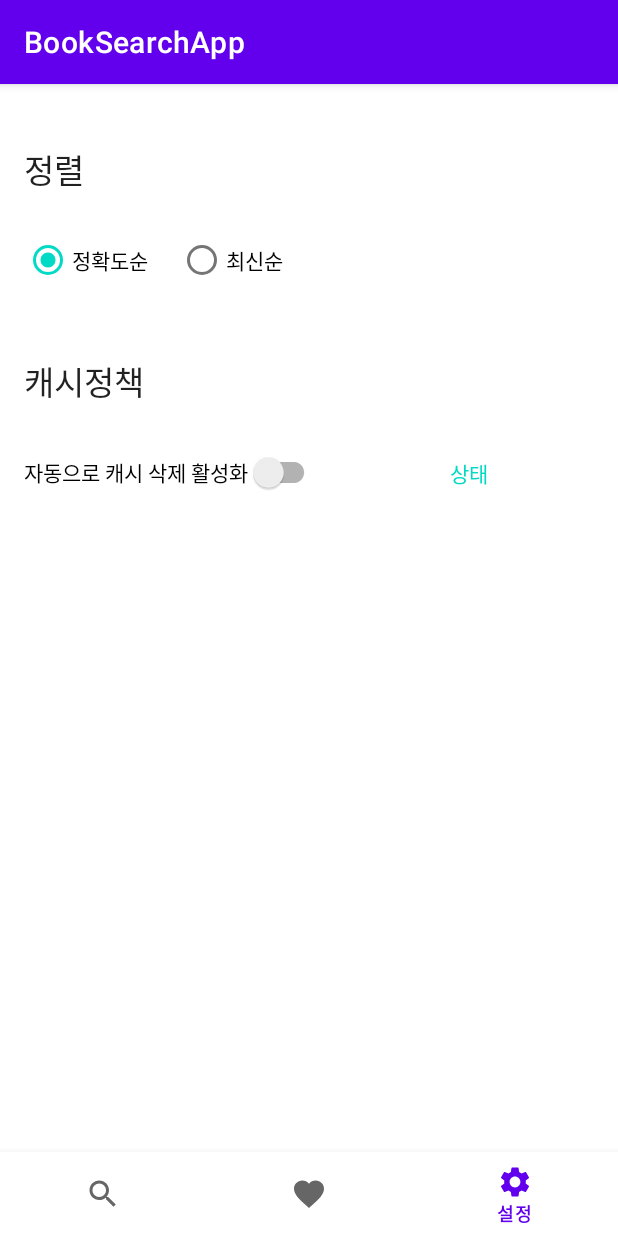
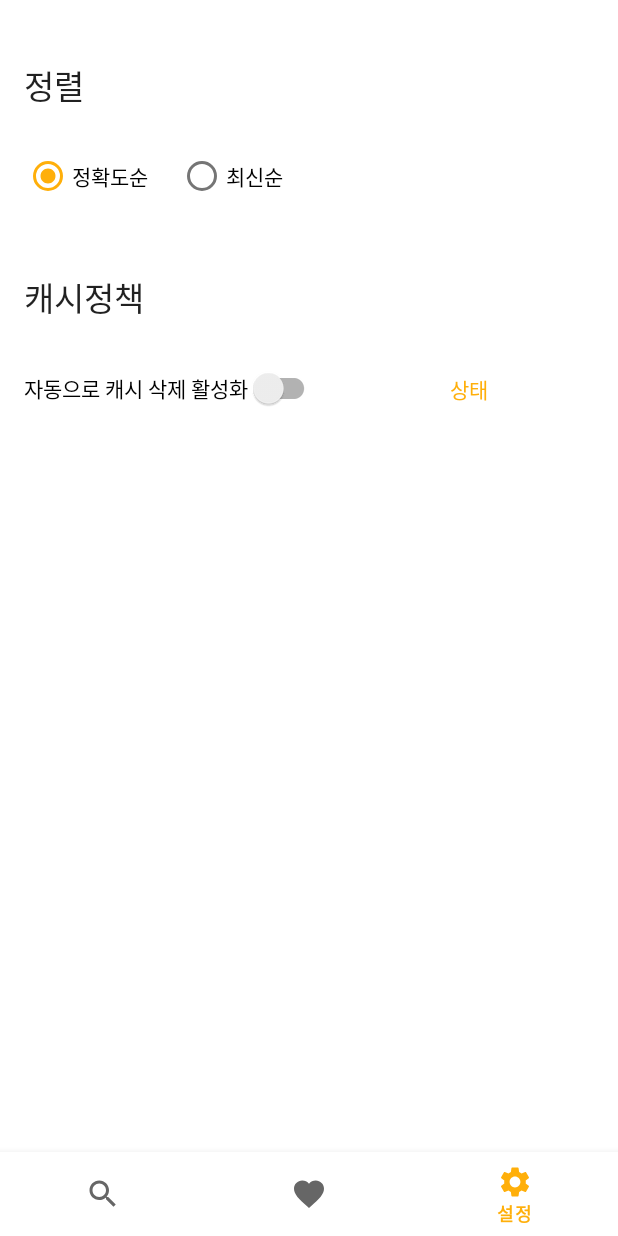
Before and after one commit to jminie-o8o/BookSearchApp, an Android app: the SettingFragment screen opened through its navigation route, on a phone screen of 412 x 824 dp. Run offline under Robolectric (Android 15) with nearby library versions, the phone set to English and light mode, and no system bars; our stand-ins replace Dagger/Hilt's generated code, navigation-ui, paging; 1 statement that could not run was skipped.

Commit message:
feat: 앱 테마 색 변경 및 다크모드 색 구현

```diff
--- a/app/src/main/res/layout/fragment_setting.xml
+++ b/app/src/main/res/layout/fragment_setting.xml
@@ -75,7 +75,7 @@
         android:layout_height="wrap_content"
         android:layout_marginTop="34dp"
         android:text="상태"
-        android:textColor="@color/teal_200"
+        android:textColor="@color/main_color"
         app:layout_constraintEnd_toEndOf="parent"
         app:layout_constraintStart_toEndOf="@id/sw_cache_delete"
         app:layout_constraintTop_toBottomOf="@id/tv_title_cache" />
--- a/app/src/main/res/values-night/themes.xml
+++ b/app/src/main/res/values-night/themes.xml
@@ -1,14 +1,14 @@
 <resources xmlns:tools="http://schemas.android.com/tools">
     <!-- Base application theme. -->
-    <style name="Theme.BookSearchApp" parent="Theme.MaterialComponents.DayNight.DarkActionBar">
+    <style name="Theme.BookSearchApp" parent="Theme.MaterialComponents.DayNight.NoActionBar">
         <!-- Primary brand color. -->
-        <item name="colorPrimary">@color/purple_200</item>
-        <item name="colorPrimaryVariant">@color/purple_700</item>
-        <item name="colorOnPrimary">@color/black</item>
+        <item name="colorPrimary">@color/main_color</item>
+        <item name="colorPrimaryVariant">@color/main_color_deep</item>
+        <item name="colorOnPrimary">@color/week_black</item>
         <!-- Secondary brand color. -->
-        <item name="colorSecondary">@color/teal_200</item>
-        <item name="colorSecondaryVariant">@color/teal_200</item>
-        <item name="colorOnSecondary">@color/black</item>
+        <item name="colorSecondary">@color/main_color</item>
+        <item name="colorSecondaryVariant">@color/main_color</item>
+        <item name="colorOnSecondary">@color/week_black</item>
         <!-- Status bar color. -->
         <item name="android:statusBarColor" tools:targetApi="l">?attr/colorPrimaryVariant</item>
         <!-- Customize your theme here. -->
--- a/app/src/main/res/values/colors.xml
+++ b/app/src/main/res/values/colors.xml
@@ -6,5 +6,8 @@
     <color name="teal_200">#FF03DAC5</color>
     <color name="teal_700">#FF018786</color>
     <color name="black">#FF000000</color>
+    <color name="week_black">#3c3c3c</color>
     <color name="white">#FFFFFFFF</color>
+    <color name="main_color">#FFAF0A</color>
+    <color name="main_color_deep">#FF8200</color>
 </resources>
--- a/app/src/main/res/values/themes.xml
+++ b/app/src/main/res/values/themes.xml
@@ -1,13 +1,13 @@
 <resources xmlns:tools="http://schemas.android.com/tools">
     <!-- Base application theme. -->
-    <style name="Theme.BookSearchApp" parent="Theme.MaterialComponents.DayNight.DarkActionBar">
+    <style name="Theme.BookSearchApp" parent="Theme.MaterialComponents.DayNight.NoActionBar">
         <!-- Primary brand color. -->
-        <item name="colorPrimary">@color/purple_500</item>
-        <item name="colorPrimaryVariant">@color/purple_700</item>
+        <item name="colorPrimary">@color/main_color</item>
+        <item name="colorPrimaryVariant">@color/main_color</item>
         <item name="colorOnPrimary">@color/white</item>
         <!-- Secondary brand color. -->
-        <item name="colorSecondary">@color/teal_200</item>
-        <item name="colorSecondaryVariant">@color/teal_700</item>
+        <item name="colorSecondary">@color/main_color</item>
+        <item name="colorSecondaryVariant">@color/main_color</item>
         <item name="colorOnSecondary">@color/black</item>
         <!-- Status bar color. -->
         <item name="android:statusBarColor" tools:targetApi="l">?attr/colorPrimaryVariant</item>
```
